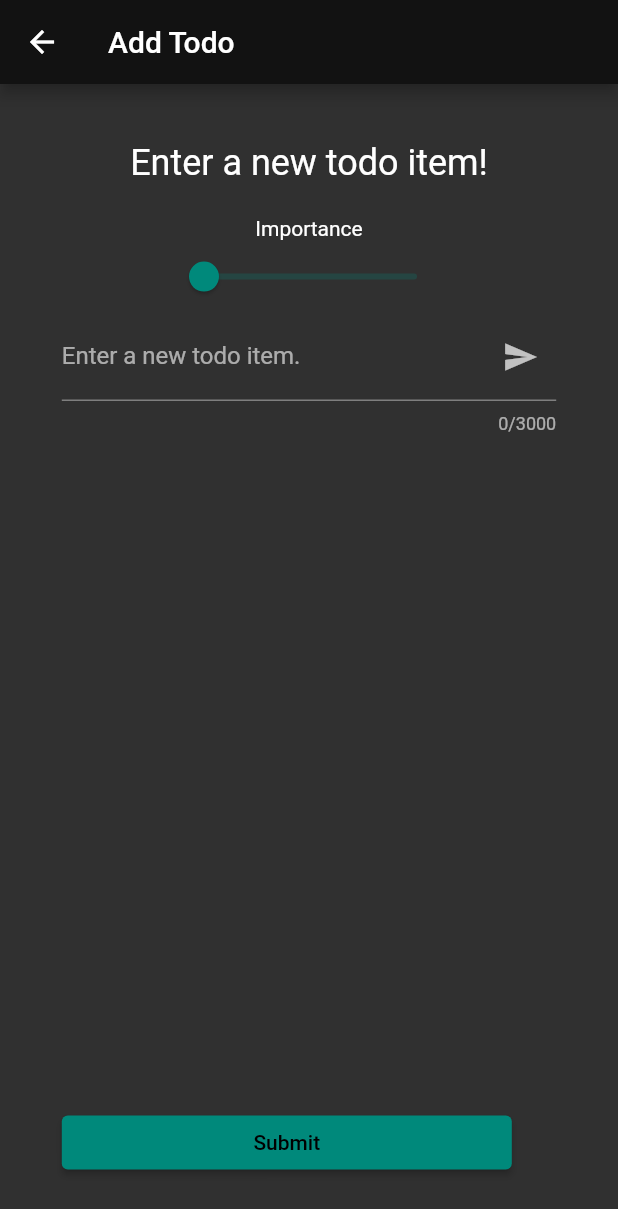
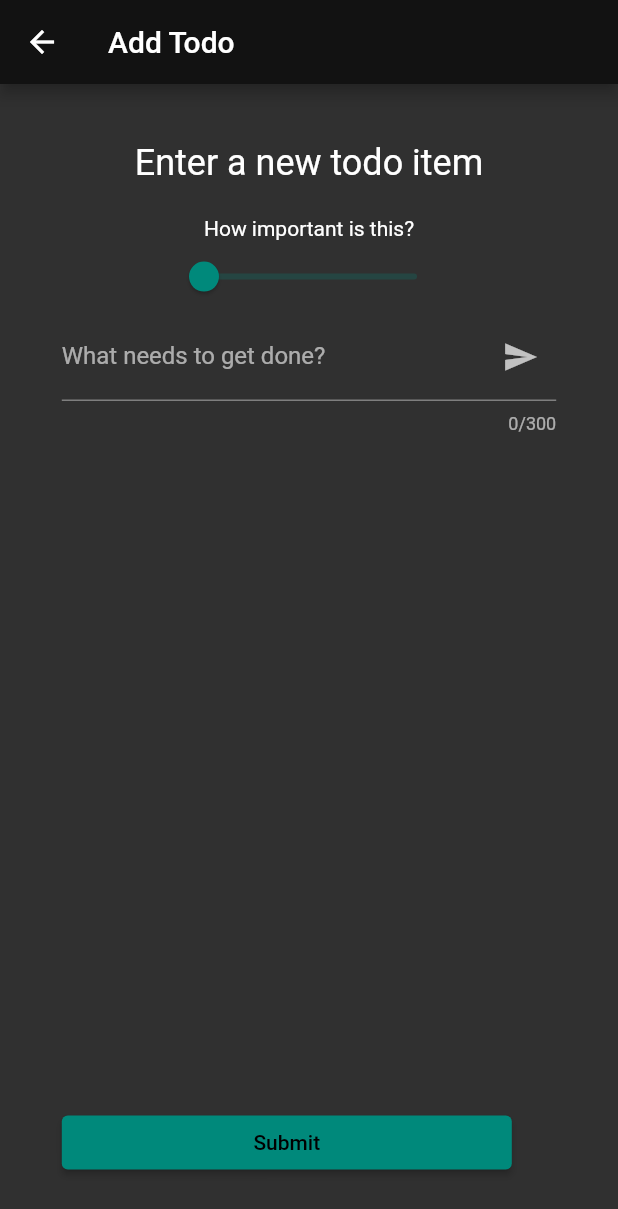
Before and after one commit to paul-mcnamee/LifeCalendar, a Flutter app: the TodoEntry screen opened directly, on a phone screen of 412 x 824 dp. Shown: the top 1209 px of the screen. Run offline on Flutter 3.47's test engine with Material 2 defaults, Android fonts, the phone set to English and light mode, and no system bars; our stand-ins replace cloud_firestore, firebase_auth, firebase_core, table_calendar; accounts and stored records are empty.

Commit message:
reversed todo importance colors and changed entry text

```diff
--- a/lib/components/todo_item.dart
+++ b/lib/components/todo_item.dart
@@ -12,7 +12,7 @@ class TodoItem extends StatelessWidget {
   Widget cardItem(BuildContext context) {
     return Card(
         color: Color.lerp(
-            Colors.teal.shade600, Colors.teal.shade900, todo.importance / 100),
+            Colors.teal.shade900, Colors.teal.shade500, todo.importance / 100),
         borderOnForeground: true,
         elevation: 8,
         child: Padding(
@@ -44,10 +44,8 @@ class TodoItem extends StatelessWidget {
                       child: Text('${todo.entry}'),
                     ),
                     IconButton(
-                      icon: Icon(
-                        todo.completed ? Icons.delete : null,
-                      ),
-                      tooltip: 'Delete the completed todo item',
+                      icon: Icon(Icons.delete),
+                      tooltip: 'Delete the todo item',
                       onPressed: () async {
                         await todo.delete(reference.id);
                       },
--- a/lib/views/todo_entry.dart
+++ b/lib/views/todo_entry.dart
@@ -77,7 +77,7 @@ class _TodoItemState extends State<TodoEntry> {
                   crossAxisAlignment: CrossAxisAlignment.start,
                   children: [
                     Text(
-                      'Enter a new todo item!',
+                      'Enter a new todo item',
                       style: TextStyle(fontSize: 24),
                     ),
                     Padding(padding: EdgeInsets.only(top: 50)),
@@ -93,7 +93,7 @@ class _TodoItemState extends State<TodoEntry> {
                         crossAxisAlignment: CrossAxisAlignment.center,
                         children: [
                           Row(
-                            children: [Text("Importance")],
+                            children: [Text("How important is this?")],
                           ),
                           Row(
                             children: [
@@ -118,12 +118,11 @@ class _TodoItemState extends State<TodoEntry> {
                   // mainAxisAlignment: MainAxisAlignment.center,
                   child: TextField(
                     controller: _controller,
-                    maxLength: 3000,
-                    maxLines: null,
+                    maxLength: 300,
                     textInputAction: TextInputAction.newline,
                     decoration: InputDecoration(
                       floatingLabelBehavior: FloatingLabelBehavior.auto,
-                      labelText: "Enter a new todo item.",
+                      labelText: "What needs to get done?",
                       labelStyle: TextStyle(fontSize: 16),
                       suffixIcon: IconButton(
                         icon: Icon(Icons.send),
```
